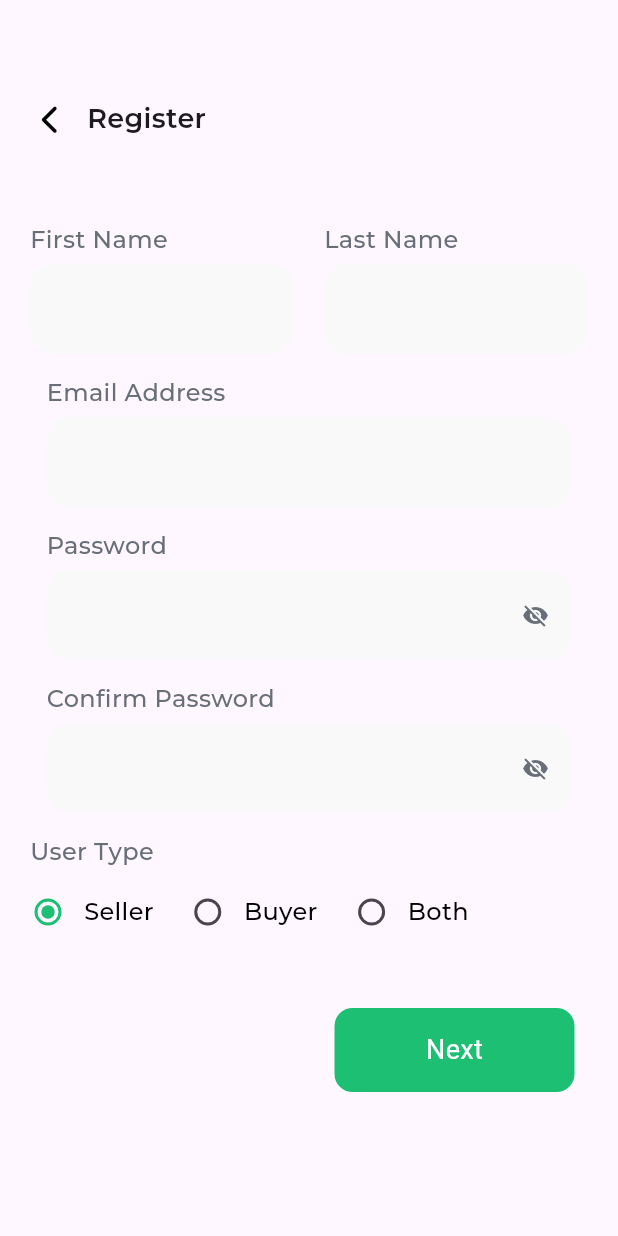
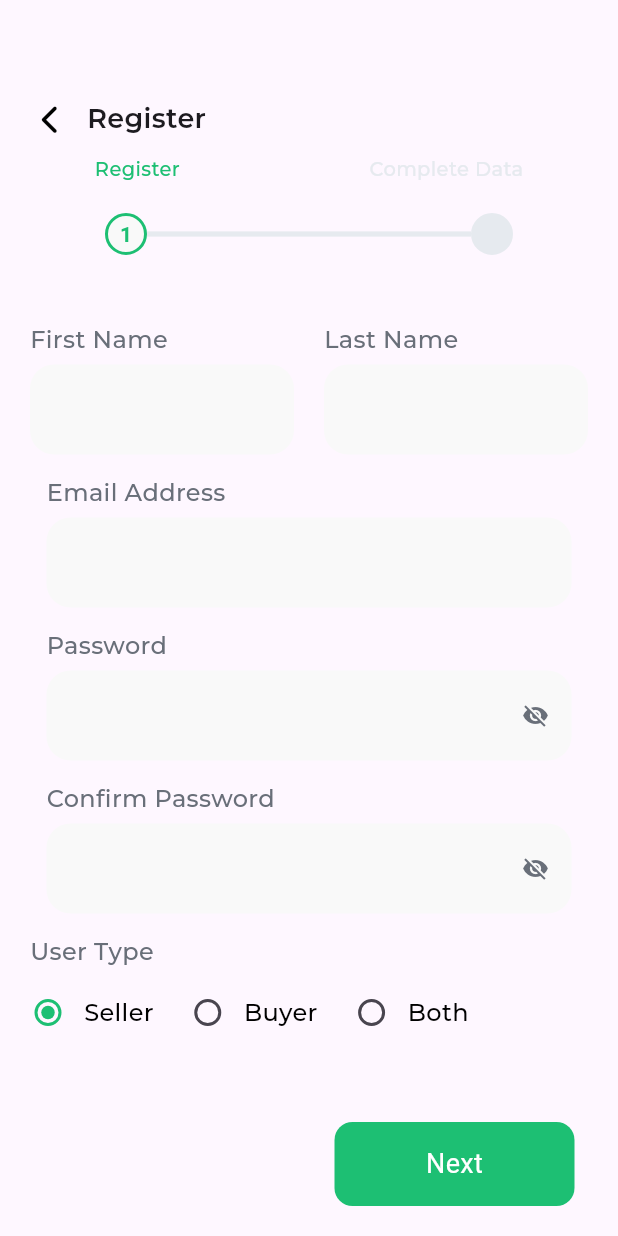
Before and after one commit to RehamAbdelmonem/hiring_app, a Flutter app: the screen it shows after launch, after a tap on "Register", on a phone screen of 412 x 824 dp. Run offline on Flutter 3.47's test engine with Material 3 defaults, Android fonts, the phone set to English and light mode, and no system bars; our stand-ins replace flutter_svg, font_awesome_flutter, image_picker; project files that could hold a hidden picture were left out.

Commit message:
finish stepper

```diff
--- a/lib/screens/login/screens/login_screen.dart
+++ b/lib/screens/login/screens/login_screen.dart
@@ -1,6 +1,6 @@
 import 'package:flutter/material.dart';
 import 'package:flutter_svg/flutter_svg.dart';
-import 'package:hiring_app/screens/register/screens/register_screen.dart';
+import 'package:hiring_app/screens/register/screens/my_home_stepper.dart';
 import 'package:hiring_app/utils/app_colors.dart';
 import 'package:hiring_app/utils/styles.dart';
 import 'package:hiring_app/widgets/custom_app_bar.dart';
@@ -125,7 +125,7 @@ class _LoginScreenState extends State<LoginScreen> {
                     onTap: () {
                       Navigator.of(context)
                           .push(MaterialPageRoute(builder: (context) {
-                        return RegisterScreen();
+                        return MyHomeStepper();
                       }));
                     },
                     child: Text(
--- /dev/null
+++ b/lib/screens/register/screens/my_home_stepper.dart
@@ -0,0 +1,121 @@
+import 'package:flutter/material.dart';
+import 'package:hiring_app/screens/register/screens/complete_data_screen.dart';
+import 'package:hiring_app/screens/register/screens/register_screen.dart';
+import 'package:hiring_app/screens/register/widgets/my_custom_stepper.dart';
+import 'package:hiring_app/screens/who_am_I/screens/who_am_i.dart';
+import 'package:hiring_app/utils/app_colors.dart';
+import 'package:hiring_app/utils/styles.dart';
+import 'package:hiring_app/widgets/custom_app_bar.dart';
+
+class MyHomeStepper extends StatefulWidget {
+  const MyHomeStepper({super.key});
+
+  @override
+  State<MyHomeStepper> createState() => _MyHomeStepperState();
+}
+
+class _MyHomeStepperState extends State<MyHomeStepper> {
+  int currentStep = 1;
+  int stepLength = 2;
+  List<String> stepTexts = ['Register', 'Complete Data'];
+
+  next() {
+    if (currentStep < stepLength) {
+      goTo(currentStep + 1);
+    } else if (currentStep == stepLength) {
+      Navigator.push(
+        context,
+        MaterialPageRoute(builder: (context) => const WhoAmI()),
+      );
+    }
+  }
+
+  goTo(int step) {
+    setState(() => currentStep = step);
+  }
+
+  @override
+  Widget build(BuildContext context) {
+    return Scaffold(
+      body: CustomScrollView(slivers: [
+        SliverFillRemaining(
+          hasScrollBody: false,
+          child: Column(
+            mainAxisAlignment: MainAxisAlignment.start,
+            children: <Widget>[
+              const CustomAppBar(textAppBar: 'Register'),
+              Row(
+                mainAxisAlignment: MainAxisAlignment.spaceAround,
+                children: List.generate(
+                    stepLength, (index) => getUpperElementOfStepper(index)),
+              ),
+              MyCustomStepper(
+                totalSteps: stepLength,
+                width: MediaQuery.of(context).size.width,
+                curStep: currentStep,
+                stepCompleteColor: AppColors.primaryColor,
+                currentStepColor: AppColors.fieldColor,
+                inactiveColor: const Color(0xffE6EAEF),
+                lineWidth: 3.5,
+                stepTexts: stepTexts,
+              ),
+              const SizedBox(
+                height: 45,
+              ),
+              currentStep == 1
+                  ? RegisterScreen()
+                  : currentStep == 2
+                      ? const CompleteDataScreen()
+                      : const WhoAmI(),
+            ],
+          ),
+        ),
+      ]),
+      bottomNavigationBar: Row(
+        mainAxisAlignment: MainAxisAlignment.spaceEvenly,
+        children: [
+          Padding(
+            padding: currentStep == stepLength
+                ? const EdgeInsets.only(bottom: 20)
+                : const EdgeInsets.only(left: 194, bottom: 20),
+            child: GestureDetector(
+              onTap: () {
+                next();
+              },
+              child: Container(
+                alignment: Alignment.center,
+                width: currentStep == stepLength ? 350 : 160,
+                height: currentStep == stepLength ? 60 : 56,
+                decoration: BoxDecoration(
+                    color: AppColors.primaryColor,
+                    borderRadius: BorderRadius.circular(12)),
+                child: Text(
+                  currentStep == stepLength ? 'Submit' : 'Next',
+                  style: Styles.textStyle18,
+                ),
+              ),
+            ),
+          ),
+        ],
+      ),
+    );
+  }
+
+  Widget getUpperElementOfStepper(index) {
+    Color textColor;
+    if (index + 1 <= currentStep) {
+      textColor = AppColors.primaryColor;
+    } else {
+      textColor = const Color(0xffE6EAEF);
+    }
+    return Text(
+      stepTexts[index],
+      style: TextStyle(
+        color: textColor,
+        fontSize: 13,
+        fontWeight: FontWeight.w500,
+        fontFamily: 'Montserrat',
+      ),
+    );
+  }
+}
--- a/lib/screens/register/screens/register_screen.dart
+++ b/lib/screens/register/screens/register_screen.dart
@@ -1,8 +1,5 @@
 import 'package:flutter/material.dart';
 import 'package:hiring_app/screens/register/controllers/user_type_controller.dart';
-import 'package:hiring_app/screens/register/screens/complete_data_screen.dart';
-import 'package:hiring_app/widgets/custom_app_bar.dart';
-import 'package:hiring_app/widgets/custom_button.dart';
 import 'package:hiring_app/widgets/text_field_widget.dart';
 import 'package:hiring_app/screens/register/widgets/user_type_list.dart';
 
@@ -30,16 +27,12 @@ class _RegisterScreenState extends State<RegisterScreen> {
 
   @override
   Widget build(BuildContext context) {
-    return Scaffold(
-      body: SingleChildScrollView(
-        child: Padding(
+    return Padding(
           padding: const EdgeInsets.only(right: 20.0),
           child: Form(
             key: _registerFormKey,
             child: Column(
               children: [
-                const CustomAppBar(textAppBar: 'Register'),
-                const SizedBox(height: 45),
                 Row(
                   children: [
                     Expanded(
@@ -79,39 +72,29 @@ class _RegisterScreenState extends State<RegisterScreen> {
                 UserTypeList(
                   controller: _userTypeController,
                 ),
-                Padding(
-                  padding: const EdgeInsets.only(left: 194, top: 40),
-                  child: CustomButton(
-                    onTap: () {
-                      Navigator.of(context)
-                          .push(MaterialPageRoute(builder: (context) {
-                        return CompleteDataScreen();
-                      }));
 
+                //       // if (_registerFormKey.currentState!.validate()) {
+                //       //   showSnackBar(context, 'Fill the required fields');
+                //       // }
+                //       // else{
+                //       //   Navigator.of(context).push(MaterialPageRoute(builder: (context){
+                //       //     return CompleteDataScreen();
+                //       //   }));
+                //       //   setState(() {
 
-                      // if (_registerFormKey.currentState!.validate()) {
-                      //   showSnackBar(context, 'Fill the required fields');
-                      // }
-                      // else{
-                      //   Navigator.of(context).push(MaterialPageRoute(builder: (context){
-                      //     return CompleteDataScreen();
-                      //   }));
-                      //   setState(() {
+                //       //   });
+                //       // }
 
-                      //   });
-                      // }
+                //     },
+                //     buttonText: 'Next',
+                //     buttonWidth: 160,
+                //     buttonHeight: 56,
+                //   ),
+                // )
 
-                    },
-                    buttonText: 'Next',
-                    buttonWidth: 160,
-                    buttonHeight: 56,
-                  ),
-                )
               ],
             ),
           ),
-        ),
-      ),
-    );
+        );
   }
 }
--- /dev/null
+++ b/lib/screens/register/widgets/my_custom_stepper.dart
@@ -0,0 +1,126 @@
+import 'package:flutter/material.dart';
+import 'package:hiring_app/utils/app_colors.dart';
+
+class MyCustomStepper extends StatelessWidget {
+  final double width;
+  final int totalSteps;
+  final int curStep;
+  final Color stepCompleteColor;
+  final Color currentStepColor;
+  final Color inactiveColor;
+  final double lineWidth;
+  final List<String> stepTexts;
+
+  const MyCustomStepper({
+    super.key,
+    required this.width,
+    required this.curStep,
+    required this.stepCompleteColor,
+    required this.totalSteps,
+    required this.inactiveColor,
+    required this.currentStepColor,
+    required this.lineWidth,
+    required this.stepTexts,
+  }) : assert(curStep > 0 == true && curStep <= totalSteps + 1);
+
+  @override
+  Widget build(BuildContext context) {
+    return Container(
+      padding: const EdgeInsets.only(
+        top: 20.0,
+        left: 70.0,
+        right: 70.0,
+      ),
+      width: width,
+      child: Row(
+        children: _steps(),
+      ),
+    );
+  }
+
+  getCircleColor(i) {
+    var color;
+    if (i + 1 < curStep) {
+      color = stepCompleteColor;
+    } else if (i + 1 == curStep)
+      color = currentStepColor;
+    else
+      color = const Color(0xffE6EAEF);
+    return color;
+  }
+
+  getBorderColor(i) {
+    var color;
+    if (i + 1 < curStep || i + 1 == curStep) {
+      color = const Color(0xff1DBF73);
+    } else
+      color = inactiveColor;
+
+    return color;
+  }
+
+  getLineColor(i) {
+    var color =
+        curStep > i + 1 ? const Color(0xff1DBF73) : const Color(0xffE6EAEF);
+    return color;
+  }
+
+  List<Widget> _steps() {
+    var list = <Widget>[];
+    for (int i = 0; i < totalSteps; i++) {
+      var circleColor = getCircleColor(i);
+      var borderColor = getBorderColor(i);
+      var lineColor = getLineColor(i);
+
+      list.add(
+        Container(
+          width: 28.0,
+          height: 28.0,
+          child: getInnerElementOfStepper(i),
+          decoration: BoxDecoration(
+            color: circleColor,
+            borderRadius: const BorderRadius.all(Radius.circular(25.0)),
+            border: Border.all(
+              color: borderColor,
+              width: 2.0,
+            ),
+          ),
+        ),
+      );
+
+      if (i != totalSteps - 1) {
+        list.add(
+          Expanded(
+            child: Container(
+              height: lineWidth,
+              color: lineColor,
+            ),
+          ),
+        );
+      }
+    }
+
+    return list;
+  }
+
+  Widget getInnerElementOfStepper(index) {
+    if (index + 1 < curStep) {
+      return const Icon(
+        Icons.check,
+        color: Colors.white,
+        size: 16.0,
+      );
+    } else if (index + 1 == curStep) {
+      return Center(
+        child: Text(
+          '$curStep',
+          style: const TextStyle(
+            color: AppColors.primaryColor,
+            fontWeight: FontWeight.bold,
+          ),
+        ),
+      );
+    } else
+      return Container();
+  }
+}
```
Also changed, not shown: lib/screens/register/screens/complete_data_screen.dart (+7 -23 lines), lib/screens/register/widgets/register_stepper.dart (deleted, +0 -196 lines).
